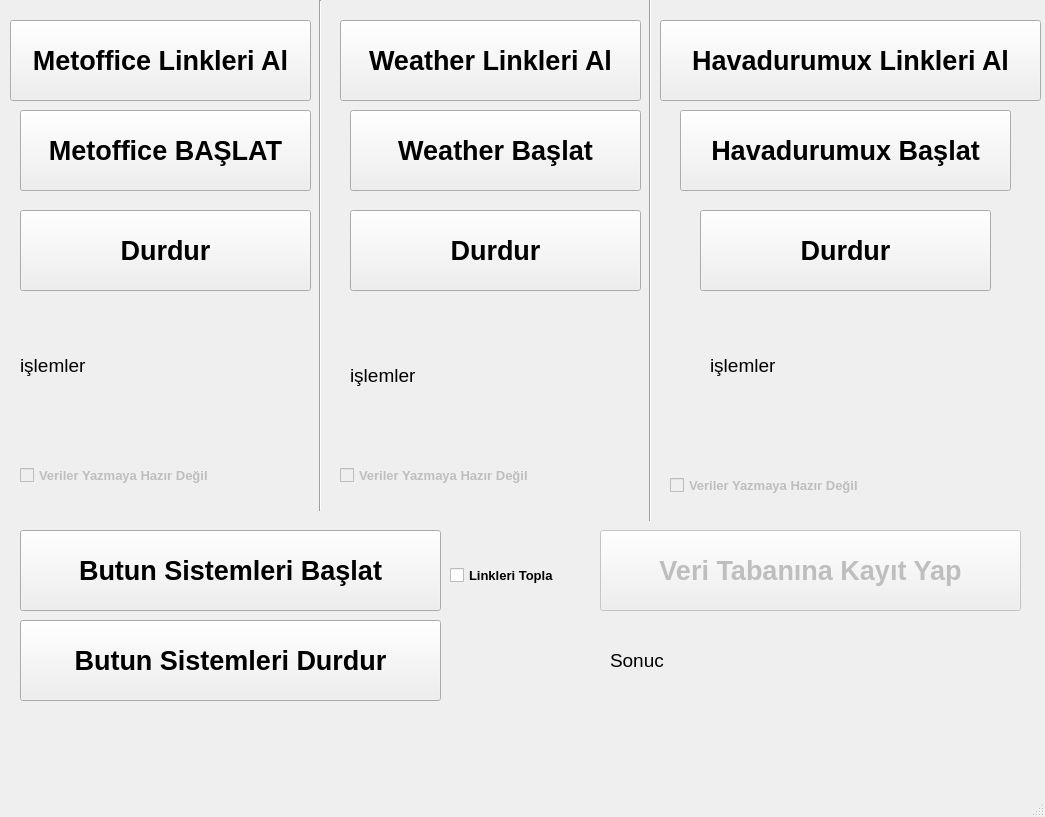
Qt form sistemBaslat.ui (flavves/havadurumuScrubbing) before a commit.
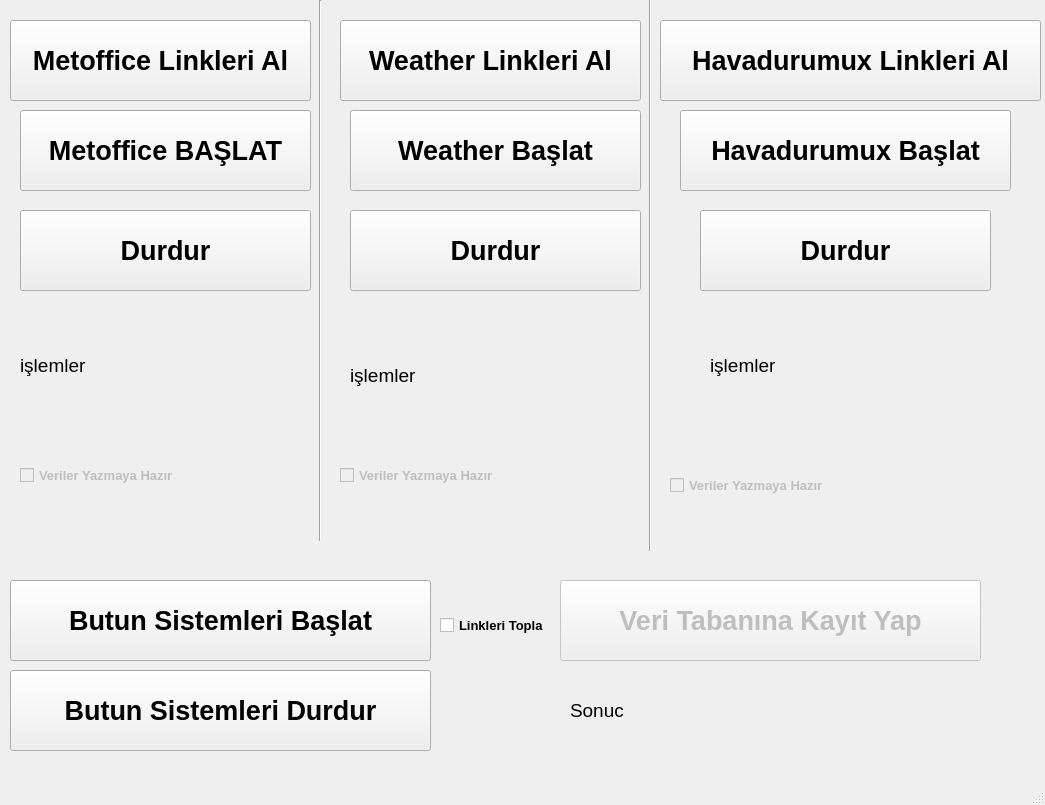
The same form after that commit.

Commit message: sistem hazir scrubbing ve otomatik yukleme yapiyorum. Daha fazla calisamayacagim pdf dokuman hazirlayip bitirecegim

```diff
--- a/sistemBaslat.ui
+++ b/sistemBaslat.ui
@@ -7,7 +7,7 @@
     <x>0</x>
     <y>0</y>
     <width>1045</width>
-    <height>817</height>
+    <height>805</height>
    </rect>
   </property>
   <property name="windowTitle">
@@ -254,7 +254,7 @@
       <x>310</x>
       <y>0</y>
       <width>20</width>
-      <height>511</height>
+      <height>541</height>
      </rect>
     </property>
     <property name="orientation">
@@ -267,7 +267,7 @@
       <x>640</x>
       <y>-10</y>
       <width>20</width>
-      <height>531</height>
+      <height>561</height>
      </rect>
     </property>
     <property name="orientation">
@@ -294,7 +294,7 @@
      </font>
     </property>
     <property name="text">
-     <string>Veriler Yazmaya Hazır Değil</string>
+     <string>Veriler Yazmaya Hazır</string>
     </property>
    </widget>
    <widget class="QCheckBox" name="weatherCheckBox">
@@ -317,7 +317,7 @@
      </font>
     </property>
     <property name="text">
-     <string>Veriler Yazmaya Hazır Değil</string>
+     <string>Veriler Yazmaya Hazır</string>
     </property>
    </widget>
    <widget class="QCheckBox" name="havadurumuxCheckBox">
@@ -340,7 +340,7 @@
      </font>
     </property>
     <property name="text">
-     <string>Veriler Yazmaya Hazır Değil</string>
+     <string>Veriler Yazmaya Hazır</string>
     </property>
    </widget>
    <widget class="QPushButton" name="veriTabaninaYukle">
@@ -349,8 +349,8 @@
     </property>
     <property name="geometry">
      <rect>
-      <x>600</x>
-      <y>530</y>
+      <x>560</x>
+      <y>580</y>
       <width>421</width>
       <height>81</height>
      </rect>
@@ -369,8 +369,8 @@
    <widget class="QPushButton" name="butunSistemleriBaslat">
     <property name="geometry">
      <rect>
-      <x>20</x>
-      <y>530</y>
+      <x>10</x>
+      <y>580</y>
       <width>421</width>
       <height>81</height>
      </rect>
@@ -389,8 +389,8 @@
    <widget class="QPushButton" name="butunSistemleriBaslat_2">
     <property name="geometry">
      <rect>
-      <x>20</x>
-      <y>620</y>
+      <x>10</x>
+      <y>670</y>
       <width>421</width>
       <height>81</height>
      </rect>
@@ -409,8 +409,8 @@
    <widget class="QLabel" name="veriTabaniSonuc">
     <property name="geometry">
      <rect>
-      <x>610</x>
-      <y>630</y>
+      <x>570</x>
+      <y>680</y>
       <width>411</width>
       <height>61</height>
      </rect>
@@ -430,8 +430,8 @@
     </property>
     <property name="geometry">
      <rect>
-      <x>450</x>
-      <y>550</y>
+      <x>440</x>
+      <y>600</y>
       <width>111</width>
       <height>51</height>
      </rect>
```
Left out of the diff: 2 changed lines with no effect on the pictures. The commit also changes 4 other files.
